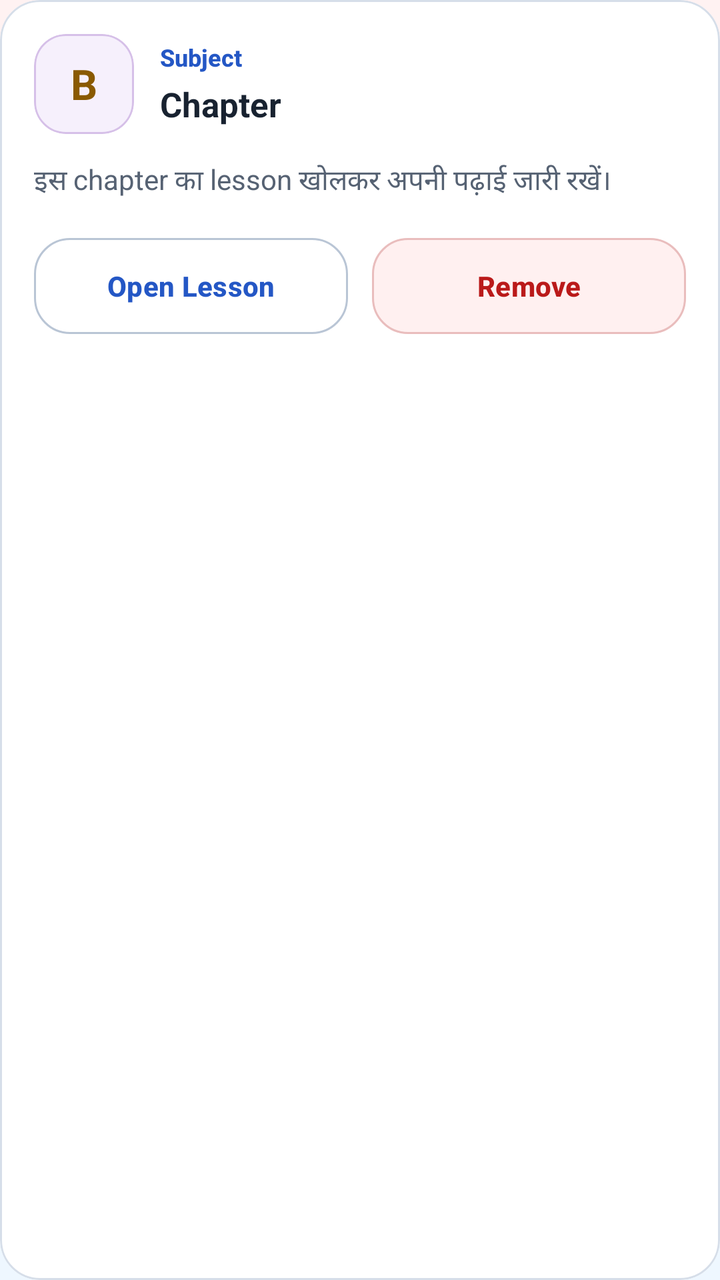
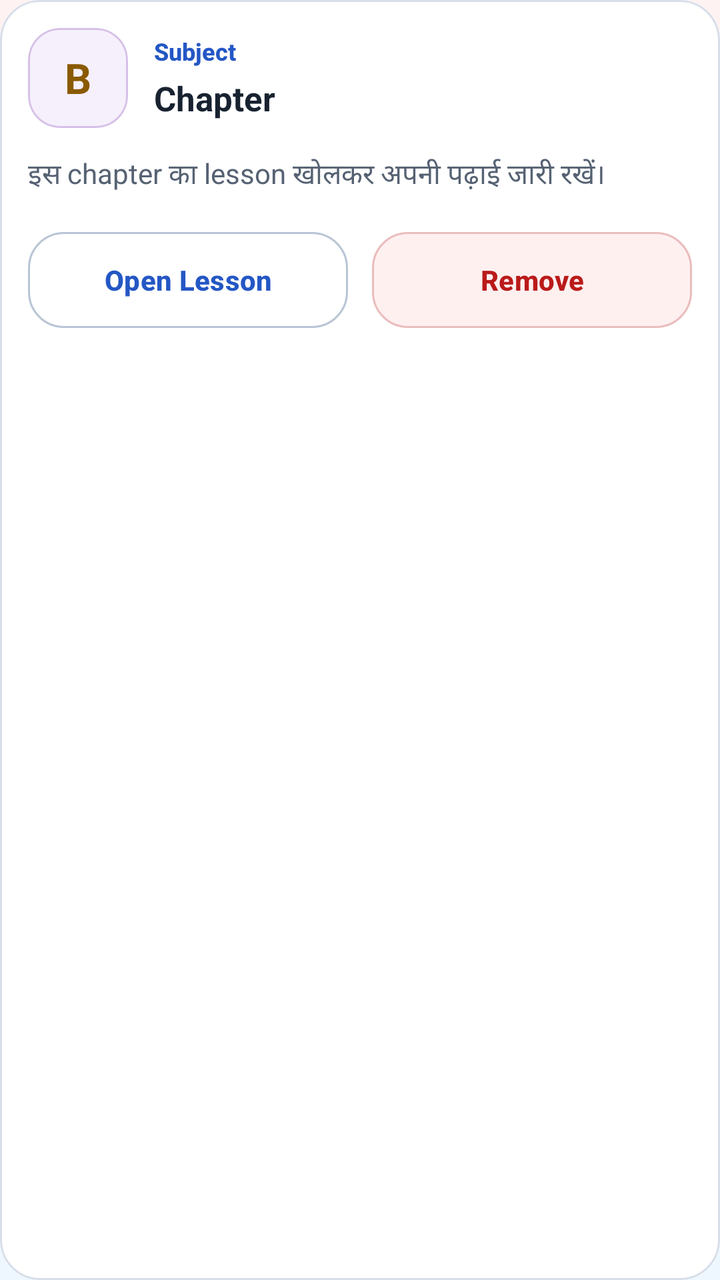

Compare the two renders of this Android layout. The source of the first and the diff that turns it into the second are given below.
<!-- AndroidManifest.xml: application theme Theme.StudySaathi -->
<!-- res/layout/item_chapter_bookmark.xml -->
<?xml version="1.0" encoding="utf-8"?>
<com.google.android.material.card.MaterialCardView xmlns:android="http://schemas.android.com/apk/res/android"
    xmlns:app="http://schemas.android.com/apk/res-auto"
    android:layout_width="match_parent"
    android:layout_height="wrap_content"
    android:layout_marginBottom="13dp"
    android:clickable="true"
    android:focusable="true"
    android:foreground="?attr/selectableItemBackground"
    app:cardBackgroundColor="@color/ss_surface"
    app:cardCornerRadius="20dp"
    app:cardElevation="0dp"
    app:strokeColor="@color/ss_outline"
    app:strokeWidth="1dp">

    <LinearLayout
        android:layout_width="match_parent"
        android:layout_height="wrap_content"
        android:orientation="vertical"
        android:padding="17dp">

        <LinearLayout
            android:layout_width="match_parent"
            android:layout_height="wrap_content"
            android:gravity="center_vertical"
            android:orientation="horizontal">

            <com.google.android.material.card.MaterialCardView
                android:layout_width="50dp"
                android:layout_height="50dp"
                app:cardBackgroundColor="@color/ss_purple_soft"
                app:cardCornerRadius="16dp"
                app:cardElevation="0dp"
                app:strokeColor="@color/ss_purple_border"
                app:strokeWidth="1dp">

                <TextView
                    android:layout_width="match_parent"
                    android:layout_height="match_parent"
                    android:fontFamily="sans-serif-rounded"
                    android:gravity="center"
                    android:text="B"
                    android:textColor="@color/ss_tertiary"
                    android:textSize="21sp"
                    android:textStyle="bold" />

            </com.google.android.material.card.MaterialCardView>

            <LinearLayout
                android:layout_width="0dp"
                android:layout_height="wrap_content"
                android:layout_marginStart="13dp"
                android:layout_weight="1"
                android:orientation="vertical">

                <TextView
                    android:id="@+id/textBookmarkSubject"
                    android:layout_width="match_parent"
                    android:layout_height="wrap_content"
                    android:fontFamily="sans-serif-medium"
                    android:text="Subject"
                    android:textColor="@color/ss_primary"
                    android:textSize="12sp"
                    android:textStyle="bold" />

                <TextView
                    android:id="@+id/textBookmarkChapter"
                    android:layout_width="match_parent"
                    android:layout_height="wrap_content"
                    android:layout_marginTop="4dp"
                    android:fontFamily="sans-serif-rounded"
                    android:text="Chapter"
                    android:textColor="@color/ss_text_primary"
                    android:textSize="17sp"
                    android:textStyle="bold" />

            </LinearLayout>

        </LinearLayout>

        <TextView
            android:id="@+id/textBookmarkDescription"
            android:layout_width="match_parent"
            android:layout_height="wrap_content"
            android:layout_marginTop="13dp"
            android:ellipsize="end"
            android:fontFamily="sans-serif"
            android:lineSpacingExtra="3dp"
            android:maxLines="4"
            android:text="@string/bookmarks_default_description"
            android:textColor="@color/ss_text_secondary"
            android:textSize="14sp" />

        <LinearLayout
            android:layout_width="match_parent"
            android:layout_height="wrap_content"
            android:layout_marginTop="14dp"
            android:orientation="horizontal">

            <com.google.android.material.button.MaterialButton
                android:id="@+id/buttonOpenBookmarkLesson"
                style="@style/Widget.StudySaathi.Button.Outlined"
                android:layout_width="0dp"
                android:layout_height="wrap_content"
                android:layout_marginEnd="6dp"
                android:layout_weight="1"
                android:text="@string/bookmarks_open_lesson"
                android:textAllCaps="false" />

            <com.google.android.material.button.MaterialButton
                android:id="@+id/buttonRemoveBookmark"
                style="@style/Widget.StudySaathi.Button.Outlined"
                android:layout_width="0dp"
                android:layout_height="wrap_content"
                android:layout_marginStart="6dp"
                android:layout_weight="1"
                android:text="@string/bookmarks_remove_button"
                android:textAllCaps="false"
                android:textColor="@color/ss_error"
                app:backgroundTint="@color/ss_red_soft"
                app:strokeColor="@color/ss_red_border" />

        </LinearLayout>

    </LinearLayout>

</com.google.android.material.card.MaterialCardView>
<!-- resources referenced by this layout -->
<resources>
  <color name="ss_error">#BA1A1A</color>
  <color name="ss_outline">#D6DEE9</color>
  <color name="ss_primary">#2457C5</color>
  <color name="ss_purple_border">#D6C0E8</color>
  <color name="ss_purple_soft">#F6F0FC</color>
  <color name="ss_red_border">#E9BDBD</color>
  <color name="ss_red_soft">#FFF0F0</color>
  <color name="ss_surface">#FFFFFF</color>
  <color name="ss_tertiary">#8A5A00</color>
  <color name="ss_text_primary">#182230</color>
  <color name="ss_text_secondary">#566273</color>
  <string name="bookmarks_default_description">
          इस chapter का lesson खोलकर अपनी पढ़ाई जारी रखें।
      </string>
  <string name="bookmarks_open_lesson">
          Open Lesson
      </string>
  <string name="bookmarks_remove_button">
          Remove
      </string>
  <style name="Widget.StudySaathi.Button.Outlined" parent="Widget.Material3.Button.OutlinedButton">
          <item name="cornerRadius">18dp</item>
          <item name="android:minHeight">56dp</item>
          <item name="android:textStyle">bold</item>
          <item name="strokeColor">@color/ss_outline_strong</item>
          <item name="android:textColor">@color/ss_primary</item>
      </style>
  <color name="ss_outline_strong">#B9C5D5</color>
  <color name="ss_on_primary">#FFFFFF</color>
  <color name="ss_blue_soft">#EAF2FF</color>
  <color name="ss_primary_dark">#173F99</color>
  <color name="ss_secondary">#087F8C</color>
  <color name="ss_on_secondary">#FFFFFF</color>
  <color name="ss_teal_soft">#EAF8F8</color>
  <color name="ss_on_tertiary">#FFFFFF</color>
  <color name="ss_yellow_soft">#FFF8E8</color>
  <color name="ss_background">#F7F9FC</color>
  <color name="ss_surface_soft">#F0F4FA</color>
  <color name="white">#FFFFFFFF</color>
  <!-- drawable bg_app_soft_mix (drawable) -->
  <?xml version="1.0" encoding="utf-8"?>
  <shape xmlns:android="http://schemas.android.com/apk/res/android"
      android:shape="rectangle">
  
      <gradient
          android:angle="270"
          android:centerColor="#F2FBF3"
          android:endColor="#EEF7FF"
          android:startColor="#FFF2F2"
          android:type="linear" />
  
  </shape>
  <!-- unchanged entries left out for length: 1 -->
</resources>

<!-- the commit's change to res/layout/item_chapter_bookmark.xml (unified diff, before → after) -->
@@ -17,7 +17,7 @@
         android:layout_width="match_parent"
         android:layout_height="wrap_content"
         android:orientation="vertical"
-        android:padding="17dp">
+        android:padding="14dp">
 
         <LinearLayout
             android:layout_width="match_parent"
